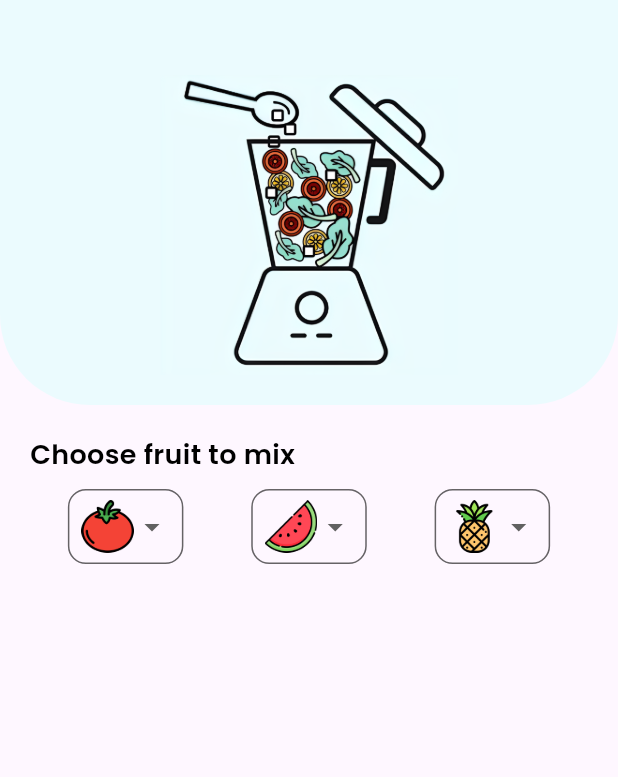
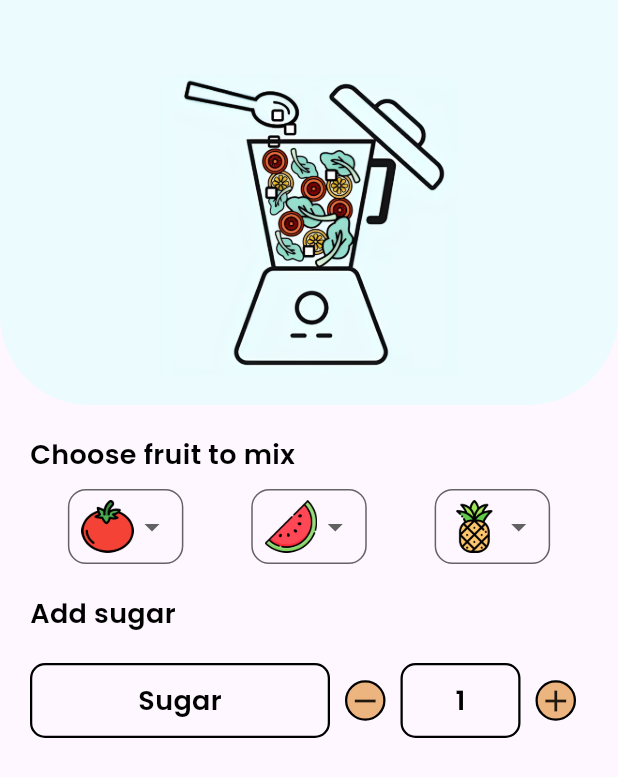
Before and after one commit to jasonchriscodes/juice_dash, a Flutter app: the screen it shows after launch, on a phone screen of 412 x 824 dp. Shown: the top 777 px of the screen. Run offline on Flutter 3.47's test engine with Material 3 defaults, Android fonts, the phone set to English and light mode, and no system bars.

Commit message:
feat: add sugar section

```diff
--- a/lib/pages/juice.dart
+++ b/lib/pages/juice.dart
@@ -64,6 +64,66 @@ class _JuiceState extends State<Juice> {
               }),
             ],
           ),
+          const SizedBox(
+            height: 20.0,
+          ),
+          Padding(
+            padding: const EdgeInsets.only(left: 20.0),
+            child: Text("Add sugar", style: AppWidget.headlineTextStyle(18.0)),
+          ),
+          const SizedBox(
+            height: 20.0,
+          ),
+          Padding(
+            padding: const EdgeInsets.only(left: 20.0),
+            child: Row(
+              children: [
+                Container(
+                  height: 50,
+                  width: 200,
+                  decoration: BoxDecoration(
+                      border: Border.all(width: 1.5),
+                      borderRadius: BorderRadius.circular(10)),
+                  child: Center(
+                    child: Text(
+                      "Sugar",
+                      style: AppWidget.headlineTextStyle(18.0),
+                    ),
+                  ),
+                ),
+                const SizedBox(width: 10.0),
+                Container(
+                  decoration: BoxDecoration(
+                      color: const Color(0xffecb47f),
+                      border: Border.all(width: 1.5),
+                      borderRadius: BorderRadius.circular(60)),
+                  child: const Icon(Icons.remove),
+                ),
+                const SizedBox(width: 10.0),
+                Container(
+                  height: 50,
+                  width: 80,
+                  decoration: BoxDecoration(
+                      border: Border.all(width: 1.5),
+                      borderRadius: BorderRadius.circular(10)),
+                  child: Center(
+                    child: Text(
+                      "1",
+                      style: AppWidget.headlineTextStyle(18.0),
+                    ),
+                  ),
+                ),
+                const SizedBox(width: 10.0),
+                Container(
+                  decoration: BoxDecoration(
+                      color: const Color(0xffecb47f),
+                      border: Border.all(width: 1.5),
+                      borderRadius: BorderRadius.circular(60)),
+                  child: const Icon(Icons.add),
+                ),
+              ],
+            ),
+          ),
         ],
       ),
     ));
```
